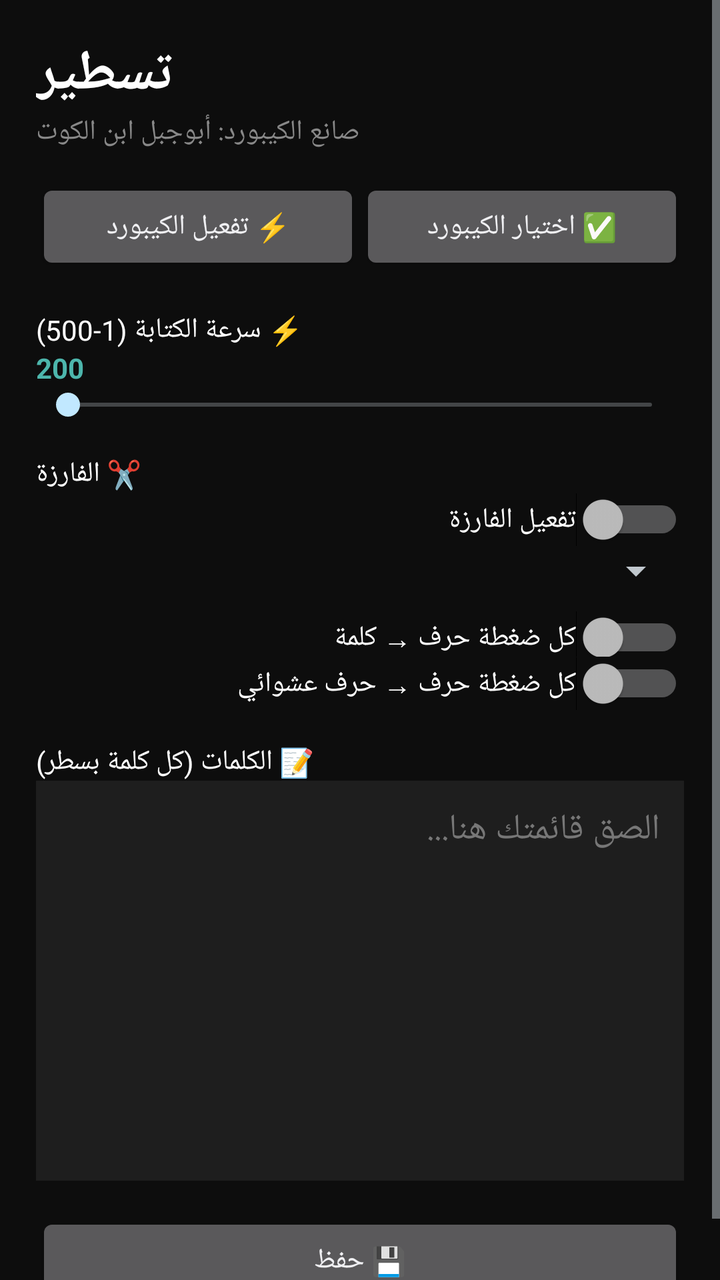
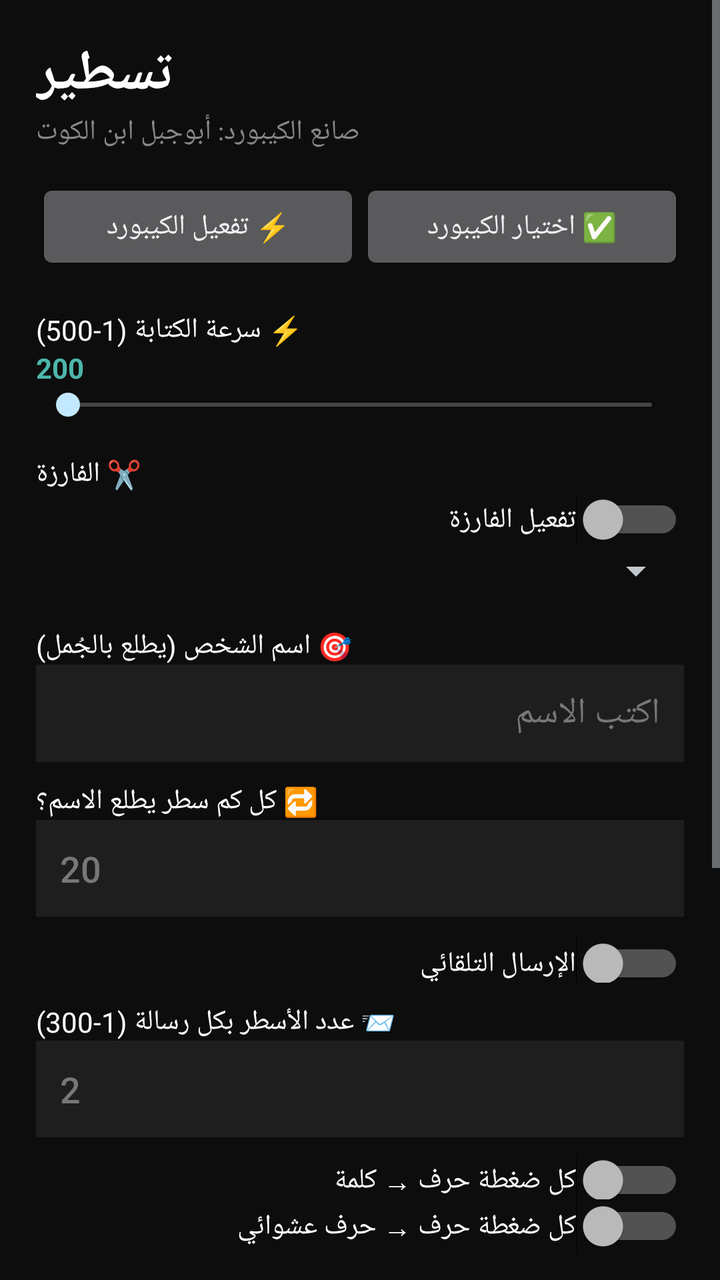

Before-and-after screenshots of an Android layout around one commit, followed by the original layout XML and the change that was made.
<!-- AndroidManifest.xml: application theme android:Theme.DeviceDefault -->
<!-- res/layout/activity_settings.xml -->
<?xml version="1.0" encoding="utf-8"?>
<ScrollView xmlns:android="http://schemas.android.com/apk/res/android"
    android:layout_width="match_parent"
    android:layout_height="match_parent"
    android:background="#0d0d0d">
    <LinearLayout
        android:layout_width="match_parent"
        android:layout_height="wrap_content"
        android:orientation="vertical"
        android:padding="18dp">

        <TextView
            android:layout_width="wrap_content"
            android:layout_height="wrap_content"
            android:text="تسطير"
            android:textSize="28sp"
            android:textStyle="bold"
            android:textColor="#ffffff"/>
        <TextView
            android:layout_width="wrap_content"
            android:layout_height="wrap_content"
            android:text="صانع الكيبورد: أبوجبل ابن الكوت"
            android:textColor="#888888"
            android:paddingBottom="14dp"/>

        <LinearLayout
            android:layout_width="match_parent"
            android:layout_height="wrap_content"
            android:orientation="horizontal">
            <Button
                android:id="@+id/btn_enable"
                android:layout_width="0dp"
                android:layout_weight="1"
                android:layout_height="wrap_content"
                android:text="⚡ تفعيل الكيبورد"/>
            <Button
                android:id="@+id/btn_choose"
                android:layout_width="0dp"
                android:layout_weight="1"
                android:layout_height="wrap_content"
                android:text="✅ اختيار الكيبورد"/>
        </LinearLayout>

        <TextView
            android:layout_width="wrap_content"
            android:layout_height="wrap_content"
            android:text="⚡ سرعة الكتابة (1-500)"
            android:textColor="#ffffff"
            android:paddingTop="18dp"/>
        <TextView
            android:id="@+id/tv_speed"
            android:layout_width="wrap_content"
            android:layout_height="wrap_content"
            android:text="200"
            android:textStyle="bold"
            android:textColor="#4db6ac"/>
        <SeekBar
            android:id="@+id/sb_speed"
            android:layout_width="match_parent"
            android:layout_height="wrap_content"/>

        <TextView
            android:layout_width="wrap_content"
            android:layout_height="wrap_content"
            android:text="✂️ الفارزة"
            android:textColor="#ffffff"
            android:paddingTop="16dp"/>
        <Switch
            android:id="@+id/sw_sep"
            android:layout_width="match_parent"
            android:layout_height="wrap_content"
            android:text="تفعيل الفارزة"
            android:textColor="#ffffff"/>
        <Spinner
            android:id="@+id/sp_sep"
            android:layout_width="match_parent"
            android:layout_height="wrap_content"/>

        <Switch
            android:id="@+id/sw_word"
            android:layout_width="match_parent"
            android:layout_height="wrap_content"
            android:text="كل ضغطة حرف → كلمة"
            android:textColor="#ffffff"
            android:paddingTop="12dp"/>
        <Switch
            android:id="@+id/sw_letter"
            android:layout_width="match_parent"
            android:layout_height="wrap_content"
            android:text="كل ضغطة حرف → حرف عشوائي"
            android:textColor="#ffffff"/>

        <TextView
            android:layout_width="wrap_content"
            android:layout_height="wrap_content"
            android:text="📝 الكلمات (كل كلمة بسطر)"
            android:textColor="#ffffff"
            android:paddingTop="16dp"/>
        <EditText
            android:id="@+id/et_words"
            android:layout_width="match_parent"
            android:layout_height="200dp"
            android:gravity="top"
            android:inputType="textMultiLine"
            android:textColor="#ffffff"
            android:textColorHint="#777777"
            android:background="#1e1e1e"
            android:padding="12dp"
            android:hint="الصق قائمتك هنا..."/>

        <Button
            android:id="@+id/btn_save"
            android:layout_width="match_parent"
            android:layout_height="wrap_content"
            android:layout_marginTop="16dp"
            android:text="💾 حفظ"/>
    </LinearLayout>
</ScrollView>
<!-- resources referenced by this layout -->
<resources>

</resources>

<!-- the commit's change to res/layout/activity_settings.xml (unified diff, before → after) -->
@@ -76,6 +76,64 @@
             android:layout_width="match_parent"
             android:layout_height="wrap_content"/>
 
+        <TextView
+            android:layout_width="wrap_content"
+            android:layout_height="wrap_content"
+            android:text="🎯 اسم الشخص (يطلع بالجُمل)"
+            android:textColor="#ffffff"
+            android:paddingTop="16dp"/>
+        <EditText
+            android:id="@+id/et_name"
+            android:layout_width="match_parent"
+            android:layout_height="wrap_content"
+            android:hint="اكتب الاسم"
+            android:textColor="#ffffff"
+            android:textColorHint="#777777"
+            android:background="#1e1e1e"
+            android:padding="12dp"/>
+
+        <TextView
+            android:layout_width="wrap_content"
+            android:layout_height="wrap_content"
+            android:text="🔁 كل كم سطر يطلع الاسم؟"
+            android:textColor="#ffffff"
+            android:paddingTop="10dp"/>
+        <EditText
+            android:id="@+id/et_every"
+            android:layout_width="match_parent"
+            android:layout_height="wrap_content"
+            android:inputType="number"
+            android:hint="20"
+            android:textColor="#ffffff"
+            android:textColorHint="#777777"
+            android:background="#1e1e1e"
+            android:padding="12dp"/>
+
+        <Switch
+            android:id="@+id/sw_send"
+            android:layout_width="match_parent"
+            android:layout_height="wrap_content"
+            android:text="الإرسال التلقائي"
+            android:textColor="#ffffff"
+            android:paddingTop="14dp"/>
+
+        <TextView
+            android:layout_width="wrap_content"
+            android:layout_height="wrap_content"
+            android:text="📨 عدد الأسطر بكل رسالة (1-300)"
+            android:textColor="#ffffff"
+            android:paddingTop="10dp"/>
+        <EditText
+            android:id="@+id/et_lines"
+            android:layout_width="match_parent"
+            android:layout_height="wrap_content"
+            android:inputType="number"
+            android:hint="2"
+            android:textColor="#ffffff"
+            android:textColorHint="#777777"
+            android:background="#1e1e1e"
+            android:padding="12dp"/>
+
         <Switch
             android:id="@+id/sw_word"
             android:layout_width="match_parent"
@@ -106,7 +164,7 @@
             android:textColorHint="#777777"
             android:background="#1e1e1e"
             android:padding="12dp"
-            android:hint="الصق قائمتك هنا..."/>
+            android:hint="الكلمات هنا..."/>
 
         <Button
             android:id="@+id/btn_save"
